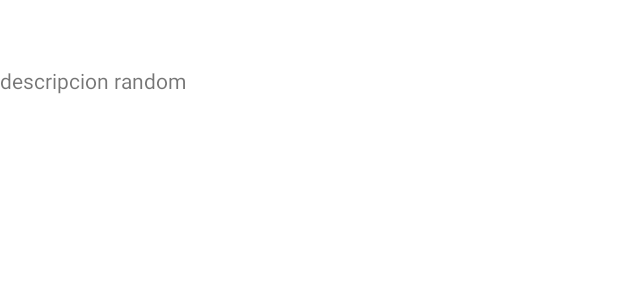
After one commit to Leonardo-Iordache/AppCliente, an Android app: the layout logro_item.xml on its own in the app's theme, with its tools: preview values and no code run, on a phone screen of 412 x 824 dp. The commit adds this screen. Shown: the top 300 px of the screen. Run offline under Robolectric (Android 15) with nearby library versions, the phone set to English and light mode, and no system bars.

Commit message:
app completada

```diff
--- a/app/src/main/java/com/example/appcliente/InitialScreen.kt
+++ b/app/src/main/java/com/example/appcliente/InitialScreen.kt
@@ -15,12 +15,10 @@ class InitialScreen : AppCompatActivity() {
     private lateinit var logInButton: Button
     private lateinit var registerButton: Button
     private lateinit var binding: ActivityMainBinding
-    private val apiService = RestAPIService()
 
     override fun onCreate(savedInstanceState: Bundle?) {
         super.onCreate(savedInstanceState)
         setContentView(R.layout.activity_main)
-        apiService.getSomething()
         binding = ActivityMainBinding.inflate(layoutInflater)
 
         binding.let {
--- a/app/src/main/java/com/example/appcliente/login/LogInActivity.kt
+++ b/app/src/main/java/com/example/appcliente/login/LogInActivity.kt
@@ -5,13 +5,9 @@ import androidx.appcompat.app.AppCompatActivity
 import android.os.Bundle
 import android.util.Log
 import android.widget.Button
-import android.widget.Toast
-import androidx.lifecycle.lifecycleScope
 import com.example.appcliente.R
 import com.example.appcliente.databinding.ActivityLogInBinding
 import com.example.appcliente.mainscreen.MainScreenActivity
-import com.example.appcliente.responses.Paquete
-import com.example.appcliente.responses.UserLogin
 import com.example.appcliente.server.RestAPIService
 import kotlinx.coroutines.*
 
--- a/app/src/main/java/com/example/appcliente/responses/Logros.kt
+++ b/app/src/main/java/com/example/appcliente/responses/Logro.kt
@@ -3,12 +3,12 @@ package com.example.appcliente.responses
 import com.google.gson.annotations.Expose
 import com.google.gson.annotations.SerializedName
 
-data class Logros(
-    @SerializedName("id_logros")
+data class Logro(
+    @SerializedName("idLogros")
     @Expose
     val idLogros: Int,
 
-    @SerializedName("id_cliente")
+    @SerializedName("idClientes")
     @Expose
     val idCliente: Int
 )
--- a/app/src/main/java/com/example/appcliente/server/ServiceBuilder.kt
+++ b/app/src/main/java/com/example/appcliente/server/ServiceBuilder.kt
@@ -7,7 +7,7 @@ import retrofit2.Retrofit
 import retrofit2.converter.gson.GsonConverterFactory
 
 object ServiceBuilder {
-    private const val serverURL = "http://192.168.225.129:8080/"
+    private const val serverURL = "http://192.168.122.1:8080/"
     private val client = OkHttpClient.Builder().build();
     private val gson: Gson = GsonBuilder().create()
 
--- /dev/null
+++ b/app/src/main/res/layout/logro_item.xml
@@ -0,0 +1,29 @@
+<?xml version="1.0" encoding="utf-8"?>
+<androidx.constraintlayout.widget.ConstraintLayout xmlns:android="http://schemas.android.com/apk/res/android"
+    xmlns:app="http://schemas.android.com/apk/res-auto"
+    xmlns:tools="http://schemas.android.com/tools"
+    android:layout_width="match_parent"
+    android:layout_height="match_parent">
+
+    <TextView
+        android:id="@+id/idLogrosText"
+        android:layout_width="0dp"
+        android:layout_height="29dp"
+        android:layout_marginTop="16dp"
+        android:layout_marginBottom="18dp"
+        app:layout_constraintBottom_toBottomOf="@+id/descripciónLogrosText"
+        app:layout_constraintEnd_toEndOf="parent"
+        app:layout_constraintStart_toStartOf="parent"
+        app:layout_constraintTop_toTopOf="parent" />
+
+    <TextView
+        android:id="@+id/descripciónLogrosText"
+        android:layout_width="0dp"
+        android:layout_height="19dp"
+        android:layout_marginTop="44dp"
+        android:text="descripcion random"
+        app:layout_constraintEnd_toEndOf="parent"
+        app:layout_constraintStart_toStartOf="parent"
+        app:layout_constraintTop_toTopOf="parent" />
+
+</androidx.constraintlayout.widget.ConstraintLayout>
```
Also changed, not shown: app/src/main/java/com/example/appcliente/mainscreen/LogrosActivity.kt (+20 -10 lines), app/src/main/java/com/example/appcliente/mainscreen/LogrosAdapter.kt (added, +38 -0 lines), app/src/main/java/com/example/appcliente/mainscreen/MainScreenActivity.kt (+12 -10 lines), app/src/main/java/com/example/appcliente/mainscreen/MainScreenAdapter.kt (+7 -1 lines), app/src/main/java/com/example/appcliente/registro/RegisterActivity.kt (+4 -4 lines), app/src/main/java/com/example/appcliente/responses/Paquete.kt (+20 -12 lines), app/src/main/java/com/example/appcliente/server/ClientService.kt (+4 -5 lines), app/src/main/java/com/example/appcliente/server/RestAPIService.kt (+8 -5 lines), app/src/main/res/layout/activity_logros.xml (+7 -1 lines), app/src/main/res/layout/paquete_item.xml (+17 -20 lines).
